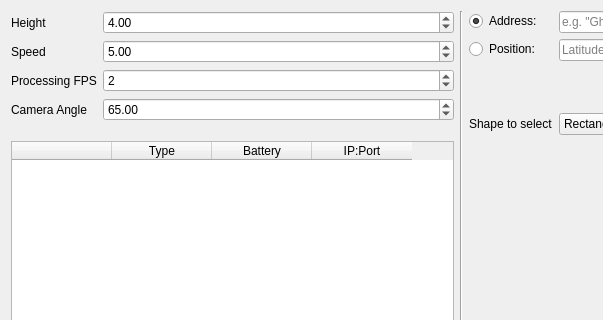
jspngh/shae-workstation, file src/ui/configwidget.ui: the form before one commit; both pictures show x 0 to 603 and y 0 to 320 of the 1366 by 768 pixel window.
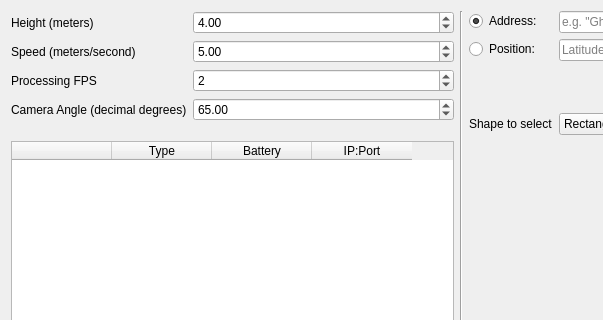
The form after the commit.

What changed in the file:
```diff
--- a/src/ui/configwidget.ui
+++ b/src/ui/configwidget.ui
@@ -254,7 +254,7 @@
      <item row="4" column="0">
       <widget class="QLabel" name="heightLabel">
        <property name="text">
-        <string>Height</string>
+        <string>Height (meters)</string>
        </property>
       </widget>
      </item>
@@ -274,7 +274,7 @@
      <item row="5" column="0">
       <widget class="QLabel" name="speedLabel">
        <property name="text">
-        <string>Speed</string>
+        <string>Speed (meters/second)</string>
        </property>
       </widget>
      </item>
@@ -311,26 +311,26 @@
        </property>
       </widget>
      </item>
-     <item row="7" column="0">
-      <widget class="QLabel" name="cameraAngleLabel">
-       <property name="text">
-        <string>Camera Angle</string>
-       </property>
-      </widget>
-     </item>
      <item row="7" column="1">
       <widget class="QDoubleSpinBox" name="cameraAngleDoubleSpinBox">
        <property name="minimum">
-        <double>30.000000000000000</double>
+        <double>50.000000000000000</double>
        </property>
        <property name="maximum">
-        <double>90.000000000000000</double>
+        <double>80.000000000000000</double>
        </property>
        <property name="value">
         <double>65.000000000000000</double>
        </property>
       </widget>
      </item>
+     <item row="7" column="0">
+      <widget class="QLabel" name="cameraAngleLabel">
+       <property name="text">
+        <string>Camera Angle (decimal degrees)</string>
+       </property>
+      </widget>
+     </item>
     </layout>
    </item>
   </layout>
```
